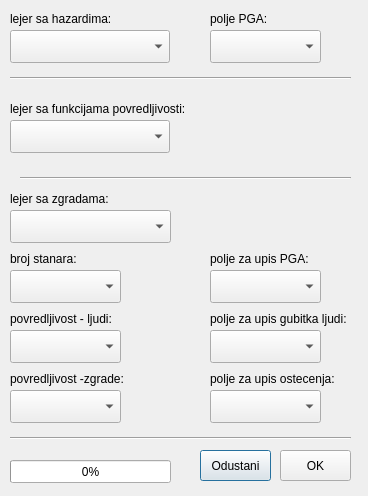
The window that ZRisk/z_risk_dialog_base.ui (nempau/ZRisk) describes before a commit, drawn with Qt 5.
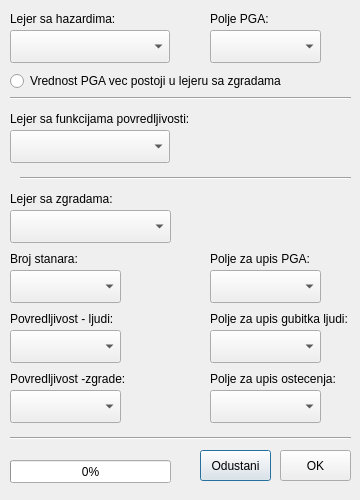
The same window after the commit. Custom widgets are drawn as their Qt base class.

Diff of the .ui file:
```diff
--- a/ZRisk/z_risk_dialog_base.ui
+++ b/ZRisk/z_risk_dialog_base.ui
@@ -2,24 +2,30 @@
 <ui version="4.0">
  <class>ZRiskDialogBase</class>
  <widget class="QDialog" name="ZRiskDialogBase">
+  <property name="windowModality">
+   <enum>Qt::NonModal</enum>
+  </property>
+  <property name="enabled">
+   <bool>true</bool>
+  </property>
   <property name="geometry">
    <rect>
     <x>0</x>
     <y>0</y>
-    <width>368</width>
-    <height>496</height>
+    <width>360</width>
+    <height>500</height>
    </rect>
   </property>
   <property name="minimumSize">
    <size>
-    <width>200</width>
-    <height>200</height>
+    <width>360</width>
+    <height>500</height>
    </size>
   </property>
   <property name="maximumSize">
    <size>
-    <width>465</width>
-    <height>496</height>
+    <width>360</width>
+    <height>500</height>
    </size>
   </property>
   <property name="windowTitle">
@@ -61,7 +67,7 @@
     </rect>
    </property>
    <property name="text">
-    <string>lejer sa hazardima:</string>
+    <string>Lejer sa hazardima:</string>
    </property>
   </widget>
   <widget class="QLabel" name="label_h_PGA">
@@ -74,14 +80,14 @@
     </rect>
    </property>
    <property name="text">
-    <string>polje PGA:</string>
+    <string>Polje PGA:</string>
    </property>
   </widget>
   <widget class="QgsMapLayerComboBox" name="mMapLayerComboBoxPovredljivost">
    <property name="geometry">
     <rect>
      <x>10</x>
-     <y>120</y>
+     <y>130</y>
      <width>160</width>
      <height>33</height>
     </rect>
@@ -91,13 +97,13 @@
    <property name="geometry">
     <rect>
      <x>10</x>
-     <y>100</y>
+     <y>110</y>
      <width>251</width>
      <height>17</height>
     </rect>
    </property>
    <property name="text">
-    <string>lejer sa funkcijama povredljivosti:</string>
+    <string>Lejer sa funkcijama povredljivosti:</string>
    </property>
   </widget>
   <widget class="QgsMapLayerComboBox" name="mMapLayerComboBoxZgrade">
@@ -120,7 +126,7 @@
     </rect>
    </property>
    <property name="text">
-    <string>lejer sa zgradama:</string>
+    <string>Lejer sa zgradama:</string>
    </property>
   </widget>
   <widget class="QgsFieldComboBox" name="mFieldComboBoxZPGA">
@@ -137,7 +143,7 @@
    <property name="geometry">
     <rect>
      <x>10</x>
-     <y>70</y>
+     <y>90</y>
      <width>341</width>
      <height>16</height>
     </rect>
@@ -189,7 +195,7 @@
     </rect>
    </property>
    <property name="text">
-    <string>polje za upis PGA:</string>
+    <string>Polje za upis PGA:</string>
    </property>
   </widget>
   <widget class="QLabel" name="label_z_ostecenje">
@@ -202,7 +208,7 @@
     </rect>
    </property>
    <property name="text">
-    <string>polje za upis ostecenja:</string>
+    <string>Polje za upis ostecenja:</string>
    </property>
   </widget>
   <widget class="QLabel" name="label_z_ljudi">
@@ -215,7 +221,7 @@
     </rect>
    </property>
    <property name="text">
-    <string>polje za upis gubitka ljudi:</string>
+    <string>Polje za upis gubitka ljudi:</string>
    </property>
   </widget>
   <widget class="Line" name="line_3">
@@ -251,7 +257,7 @@
     </rect>
    </property>
    <property name="text">
-    <string>broj stanara:</string>
+    <string>Broj stanara:</string>
    </property>
   </widget>
   <widget class="QgsFieldComboBox" name="mFieldComboBoxKljudi">
@@ -284,7 +290,7 @@
     </rect>
    </property>
    <property name="text">
-    <string>povredljivost - ljudi:</string>
+    <string>Povredljivost - ljudi:</string>
    </property>
   </widget>
   <widget class="QLabel" name="label_z_krivaPovredljivosti">
@@ -297,7 +303,7 @@
     </rect>
    </property>
    <property name="text">
-    <string>povredljivost -zgrade:</string>
+    <string>Povredljivost -zgrade:</string>
    </property>
   </widget>
   <widget class="QProgressBar" name="progressBar">
@@ -339,6 +345,28 @@
     <string>OK</string>
    </property>
   </widget>
+  <widget class="QRadioButton" name="radioButton">
+   <property name="enabled">
+    <bool>true</bool>
+   </property>
+   <property name="geometry">
+    <rect>
+     <x>10</x>
+     <y>70</y>
+     <width>321</width>
+     <height>22</height>
+    </rect>
+   </property>
+   <property name="text">
+    <string>Vrednost PGA vec postoji u lejeru sa zgradama</string>
+   </property>
+   <property name="checkable">
+    <bool>true</bool>
+   </property>
+   <property name="checked">
+    <bool>false</bool>
+   </property>
+  </widget>
  </widget>
  <customwidgets>
   <customwidget>
```
Left out of the diff: 65 changed lines with no effect on the pictures.
